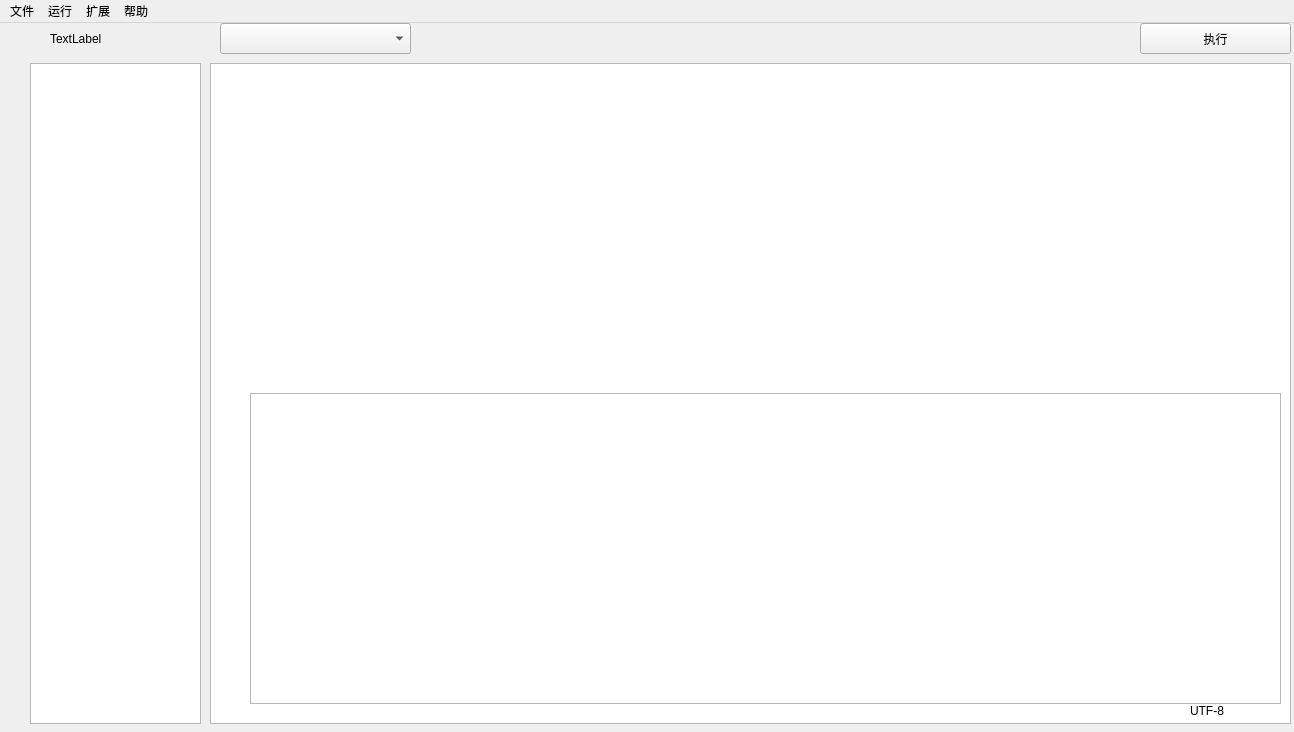
Above: mainwindow.ui from SHIDi233/DBMS before the change. Below: the same form after it.
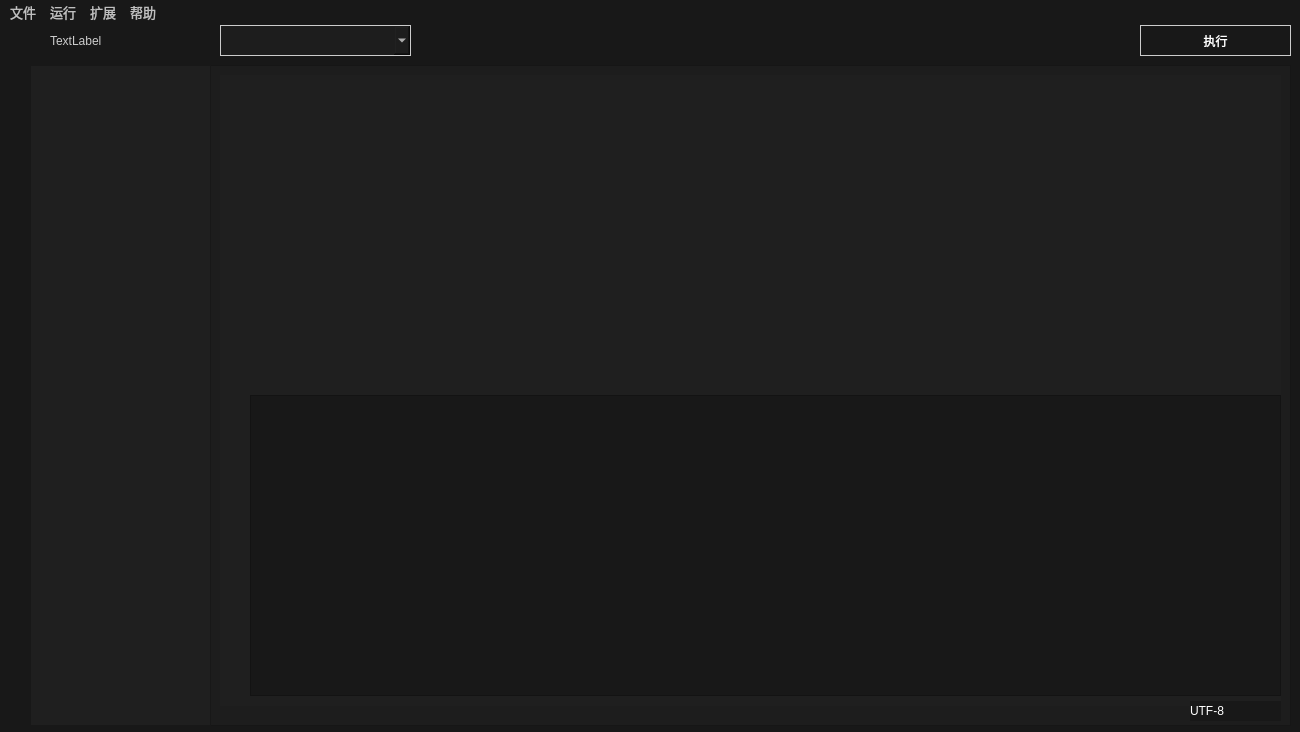
That is the form after the change. Icons and pictures are not drawn.

Commit message: UI升级

Patch:
```diff
--- a/mainwindow.ui
+++ b/mainwindow.ui
@@ -6,12 +6,17 @@
    <rect>
     <x>0</x>
     <y>0</y>
-    <width>1294</width>
+    <width>1300</width>
     <height>732</height>
    </rect>
   </property>
   <property name="windowTitle">
-   <string>MainWindow</string>
+   <string>CCN</string>
+  </property>
+  <property name="styleSheet">
+   <string notr="true">background-color: rgb(24, 24, 24);
+alternate-background-color: rgb(42, 42, 42);
+selection-background-color: rgb(42, 42, 42);</string>
   </property>
   <widget class="QWidget" name="centralwidget">
    <widget class="QPushButton" name="pushButton_3">
@@ -102,7 +107,10 @@
      </font>
     </property>
     <property name="styleSheet">
-     <string notr="true">background-image:url(:/link.png)</string>
+     <string notr="true">color: rgb(255, 255, 255);
+background-color: rgb(31, 31, 31);
+background-image:url(:/link.png)
+</string>
     </property>
     <property name="frameShape">
      <enum>QFrame::NoFrame</enum>
@@ -113,10 +121,14 @@
      <rect>
       <x>30</x>
       <y>40</y>
-      <width>171</width>
+      <width>181</width>
       <height>661</height>
      </rect>
     </property>
+    <property name="styleSheet">
+     <string notr="true">background-color: rgb(31, 31, 31);
+color: rgb(255, 255, 255);</string>
+    </property>
     <property name="editTriggers">
      <set>QAbstractItemView::NoEditTriggers</set>
     </property>
@@ -127,7 +139,7 @@
       <x>250</x>
       <y>370</y>
       <width>1031</width>
-      <height>311</height>
+      <height>301</height>
      </rect>
     </property>
     <property name="sizePolicy">
@@ -136,6 +148,9 @@
       <verstretch>0</verstretch>
      </sizepolicy>
     </property>
+    <property name="styleSheet">
+     <string notr="true">color: rgb(255, 255, 255);</string>
+    </property>
    </widget>
    <widget class="QComboBox" name="comboBox_2">
     <property name="geometry">
@@ -146,6 +161,12 @@
       <height>31</height>
      </rect>
     </property>
+    <property name="styleSheet">
+     <string notr="true">background-color: rgb(29,  29, 29);
+color: rgb(255, 255, 255);
+border-width: 1px;border-color: rgb(204, 204, 204);
+border-style: solid;</string>
+    </property>
    </widget>
    <widget class="QPushButton" name="pushButton_7">
     <property name="geometry">
@@ -157,7 +178,9 @@
      </rect>
     </property>
     <property name="styleSheet">
-     <string notr="true"/>
+     <string notr="true">color: rgb(255, 255, 255);
+border-width: 1px;border-color: rgb(204, 204, 204);
+border-style: solid;</string>
     </property>
     <property name="text">
      <string>执行</string>
@@ -168,10 +191,13 @@
      <rect>
       <x>50</x>
       <y>0</y>
-      <width>181</width>
+      <width>131</width>
       <height>31</height>
      </rect>
     </property>
+    <property name="styleSheet">
+     <string notr="true">color: rgb(204, 204, 204);</string>
+    </property>
     <property name="text">
      <string>TextLabel</string>
     </property>
@@ -180,11 +206,14 @@
     <property name="geometry">
      <rect>
       <x>1190</x>
-      <y>680</y>
-      <width>101</width>
-      <height>16</height>
+      <y>676</y>
+      <width>91</width>
+      <height>20</height>
      </rect>
     </property>
+    <property name="styleSheet">
+     <string notr="true">color: rgb(255, 255, 255);</string>
+    </property>
     <property name="text">
      <string>UTF-8</string>
     </property>
@@ -204,7 +233,9 @@
      </font>
     </property>
     <property name="styleSheet">
-     <string notr="true">color: rgb(255, 0, 0);</string>
+     <string notr="true">
+color: rgb(255, 0, 0);
+background-color: rgb(31, 31, 31);</string>
     </property>
     <property name="frameShape">
      <enum>QFrame::NoFrame</enum>
@@ -225,7 +256,21 @@
       <height>661</height>
      </rect>
     </property>
+    <property name="styleSheet">
+     <string notr="true">background-color: rgb(29, 29, 29);</string>
+    </property>
    </widget>
+   <widget class="QTextEdit" name="textEdit_5">
+    <property name="geometry">
+     <rect>
+      <x>1140</x>
+      <y>0</y>
+      <width>151</width>
+      <height>31</height>
+     </rect>
+    </property>
+   </widget>
+   <zorder>textEdit_5</zorder>
    <zorder>textEdit_3</zorder>
    <zorder>pushButton_3</zorder>
    <zorder>pushButton_4</zorder>
@@ -245,11 +290,37 @@
     <rect>
      <x>0</x>
      <y>0</y>
-     <width>1294</width>
-     <height>26</height>
+     <width>1300</width>
+     <height>28</height>
     </rect>
    </property>
+   <property name="font">
+    <font>
+     <pointsize>10</pointsize>
+    </font>
+   </property>
+   <property name="autoFillBackground">
+    <bool>false</bool>
+   </property>
+   <property name="styleSheet">
+    <string notr="true">selection-background-color: rgb(42, 42, 42);
+
+background-color: rgb(24, 24, 24);
+alternate-background-color: rgb(42, 42, 42);
+color: rgb(191, 191, 191);</string>
+   </property>
+   <property name="defaultUp">
+    <bool>false</bool>
+   </property>
    <widget class="QMenu" name="menu1">
+    <property name="font">
+     <font>
+      <pointsize>10</pointsize>
+     </font>
+    </property>
+    <property name="styleSheet">
+     <string notr="true"/>
+    </property>
     <property name="title">
      <string>文件</string>
     </property>
@@ -260,6 +331,14 @@
     <addaction name="action_4"/>
    </widget>
    <widget class="QMenu" name="menu">
+    <property name="font">
+     <font>
+      <pointsize>10</pointsize>
+     </font>
+    </property>
+    <property name="styleSheet">
+     <string notr="true"/>
+    </property>
     <property name="title">
      <string>运行</string>
     </property>
@@ -268,12 +347,25 @@
     <addaction name="action_7"/>
    </widget>
    <widget class="QMenu" name="menu_2">
+    <property name="font">
+     <font>
+      <pointsize>10</pointsize>
+     </font>
+    </property>
+    <property name="styleSheet">
+     <string notr="true"/>
+    </property>
     <property name="title">
      <string>扩展</string>
     </property>
     <addaction name="action_6"/>
    </widget>
    <widget class="QMenu" name="menu_3">
+    <property name="font">
+     <font>
+      <pointsize>10</pointsize>
+     </font>
+    </property>
     <property name="title">
      <string>帮助</string>
     </property>
```
The commit also changes 2 other files.
